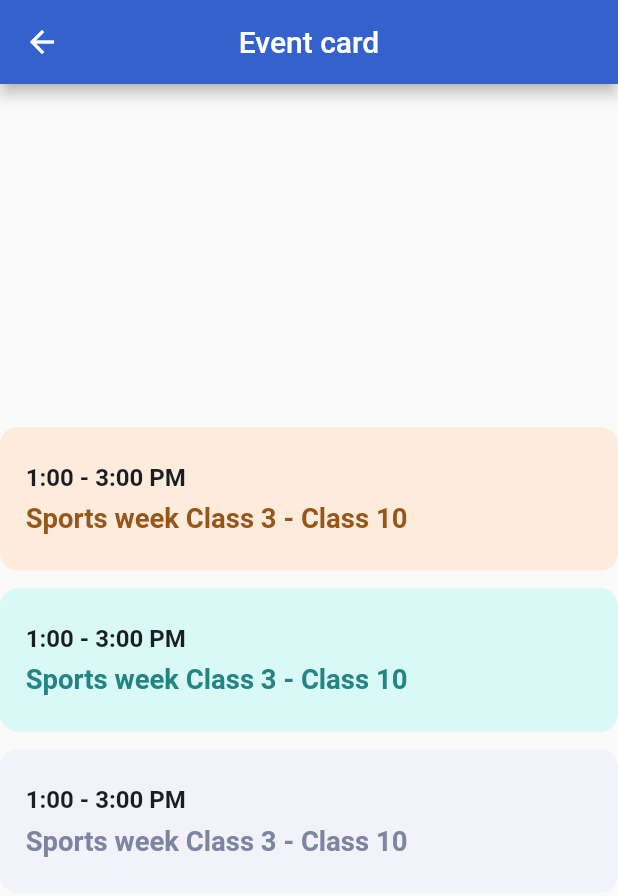
After one commit to bugthedebugger/school-ui-toolkit, a Flutter app: the screen it shows after launch, after a tap on "Event Card", on a phone screen of 412 x 824 dp. The commit adds this screen. Shown: the top 896 px of the screen. Run offline on Flutter 3.47's test engine with Material 2 defaults, Android fonts, the phone set to English and light mode, and no system bars; our stand-ins replace cached_network_image, flutter_screenutil, font_awesome_flutter; network calls fail; statements that could not run were skipped.

Commit message:
Added event card

```diff
--- /dev/null
+++ b/example/ui_example/lib/src/ui/event_card_example.dart
@@ -0,0 +1,44 @@
+import 'package:flutter/material.dart';
+import 'package:school_ui_toolkit/school_ui_toolkit.dart';
+import 'package:ui_example/src/assets/assets.dart';
+
+class EventCardExample extends StatelessWidget {
+  @override
+  Widget build(BuildContext context) {
+    return Scaffold(
+      appBar: AppBar(
+        title: Text('Event card'),
+        centerTitle: true,
+      ),
+      body: Center(
+        child: Column(
+          mainAxisAlignment: MainAxisAlignment.center,
+          children: <Widget>[
+            EventCard(
+              event: 'Sports week Class 3 - Class 10',
+              time: '1:00 - 3:00 PM',
+            ),
+            SizedBox(
+              height: ScreenUtil().setHeight(10),
+            ),
+            EventCard(
+              event: 'Sports week Class 3 - Class 10',
+              time: '1:00 - 3:00 PM',
+              primaryColor: SchoolToolkitColors.green,
+              secondaryColor: SchoolToolkitColors.light_green,
+            ),
+            SizedBox(
+              height: ScreenUtil().setHeight(10),
+            ),
+            EventCard(
+              event: 'Sports week Class 3 - Class 10',
+              time: '1:00 - 3:00 PM',
+              secondaryColor: SchoolToolkitColors.lighter_grey,
+              primaryColor: SchoolToolkitColors.grey,
+            ),
+          ],
+        ),
+      ),
+    );
+  }
+}
--- a/example/ui_example/lib/src/ui/ui_catalog.dart
+++ b/example/ui_example/lib/src/ui/ui_catalog.dart
@@ -1,6 +1,7 @@
 import 'package:flutter/material.dart';
 import 'package:ui_example/src/assets/assets.dart';
 import 'package:ui_example/src/ui/calendar_example.dart';
+import 'package:ui_example/src/ui/event_card_example.dart';
 import 'package:ui_example/src/ui/grid_card.dart';
 import 'package:ui_example/src/ui/school_location_widget_example.dart';
 import 'package:ui_example/src/ui/school_toolkit_button.dart';
@@ -49,6 +50,10 @@ class UICatalog extends StatelessWidget {
             title: 'Calendar',
             screen: CalendarExample(),
           ),
+          GridCard(
+            title: 'Event Card',
+            screen: EventCardExample(),
+          ),
         ],
       ),
     );
--- a/lib/school_ui_toolkit.dart
+++ b/lib/school_ui_toolkit.dart
@@ -9,3 +9,4 @@ export 'package:school_ui_toolkit/src/school_toolkit_text_field/school_toolkit_t
 export 'package:school_ui_toolkit/src/school_toolkit_role_button/school_toolkit_role_button.dart';
 export 'package:school_ui_toolkit/src/overlapping_button_card/overlapping_button_card.dart';
 export 'package:school_ui_toolkit/src/calendar/calendar.dart';
+export 'package:school_ui_toolkit/src/event_card/event_card.dart';
--- a/lib/src/colors/school_toolkit_colors.dart
+++ b/lib/src/colors/school_toolkit_colors.dart
@@ -3,6 +3,8 @@ import 'package:flutter/widgets.dart';
 class SchoolToolkitColors {
   static const Color blue_grey = Color(0xfff0f0f8);
   static const Color light_grey = Color(0xffCDD1D5);
+  static const Color lighter_grey = Color(0xffF1F3F8);
+  static const Color grey = Color(0xff7D85A3);
 
   static const Color black = Color(0xff4D4E51);
   static const Color dark_black = Color(0xff1A1D23);
--- /dev/null
+++ b/lib/src/event_card/event_card.dart
@@ -0,0 +1,56 @@
+import 'package:flutter/material.dart';
+import 'package:flutter_screenutil/screenutil.dart';
+import 'package:school_ui_toolkit/src/colors/school_toolkit_colors.dart';
+import 'package:school_ui_toolkit/src/font_size/font_size.dart';
+import 'package:school_ui_toolkit/src/school_toolkit_card/school_toolkit_card.dart';
+
+class EventCard extends StatelessWidget {
+  final double width;
+  final double height;
+  final String time;
+  final String event;
+  final Color primaryColor;
+  final Color secondaryColor;
+
+  const EventCard({
+    Key key,
+    this.width,
+    this.height,
+    this.time,
+    this.event,
+    this.primaryColor = SchoolToolkitColors.brown,
+    this.secondaryColor = SchoolToolkitColors.light_brown,
+  }) : super(key: key);
+
+  @override
+  Widget build(BuildContext context) {
+    return SchoolToolkitCard(
+      width: width ?? ScreenUtil().setWidth(374),
+      height: height ?? ScreenUtil().setHeight(80),
+      backgroundColor: secondaryColor,
+      alignment: Alignment.centerLeft,
+      child: Column(
+        mainAxisAlignment: MainAxisAlignment.spaceEvenly,
+        crossAxisAlignment: CrossAxisAlignment.start,
+        children: <Widget>[
+          Text(
+            '$time',
+            style: TextStyle(
+              color: SchoolToolkitColors.dark_black,
+              fontWeight: FontSize.semiBold,
+              fontSize: FontSize.fontSize14,
+            ),
+          ),
+          Text(
+            '$event',
+            style: TextStyle(
+              color: primaryColor,
+              fontWeight: FontSize.semiBold,
+              fontSize: FontSize.fontSize16,
+            ),
+          ),
+        ],
+      ),
+    );
+  }
+}
--- a/lib/src/school_toolkit_card/school_toolkit_card.dart
+++ b/lib/src/school_toolkit_card/school_toolkit_card.dart
@@ -31,6 +31,7 @@ class SchoolToolkitCard extends StatelessWidget {
       padding: EdgeInsets.all(
         ScreenUtil().setWidth(15),
       ),
+      curve: Curves.ease,
       width: width,
       height: height,
       alignment: alignment,
```
